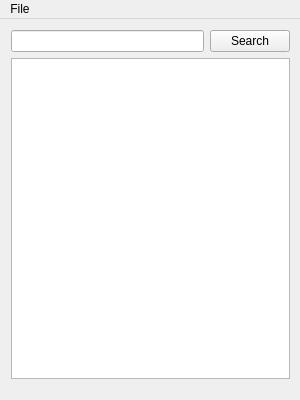
arruzk/yajad, file yajad_qt/mainwindow.ui: the form before one commit.
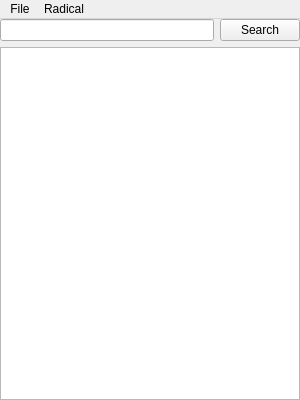
The form after the commit.

Commit message: Open radical window

The edit to the form file:
```diff
--- a/yajad_qt/mainwindow.ui
+++ b/yajad_qt/mainwindow.ui
@@ -14,15 +14,11 @@
    <string>MainWindow</string>
   </property>
   <widget class="QWidget" name="centralWidget">
-   <widget class="QWidget" name="gridLayoutWidget">
-    <property name="geometry">
-     <rect>
-      <x>0</x>
-      <y>0</y>
-      <width>301</width>
-      <height>371</height>
-     </rect>
+   <layout class="QVBoxLayout" name="verticalLayout">
+    <property name="margin">
+     <number>0</number>
     </property>
+    <item>
     <layout class="QGridLayout" name="gridLayout">
      <item row="0" column="0">
       <widget class="QLineEdit" name="lineEdit"/>
@@ -38,7 +34,8 @@
       <widget class="QTextBrowser" name="textBrowser"/>
      </item>
     </layout>
-   </widget>
+    </item>
+   </layout>
   </widget>
   <widget class="QMenuBar" name="menuBar">
    <property name="geometry">
@@ -46,7 +43,7 @@
      <x>0</x>
      <y>0</y>
      <width>300</width>
-     <height>25</height>
+     <height>21</height>
     </rect>
    </property>
    <widget class="QMenu" name="menuFile">
@@ -55,7 +52,14 @@
     </property>
     <addaction name="actionExit"/>
    </widget>
+   <widget class="QMenu" name="menuRadical">
+    <property name="title">
+     <string>Radical</string>
+    </property>
+    <addaction name="actionOpen"/>
+   </widget>
    <addaction name="menuFile"/>
+   <addaction name="menuRadical"/>
   </widget>
   <action name="actionExit">
    <property name="text">
```
Left out of the diff: 5 changed lines with no effect on the pictures. Lines whose indentation alone changed are shown as unchanged. The commit also changes 3 other files.
